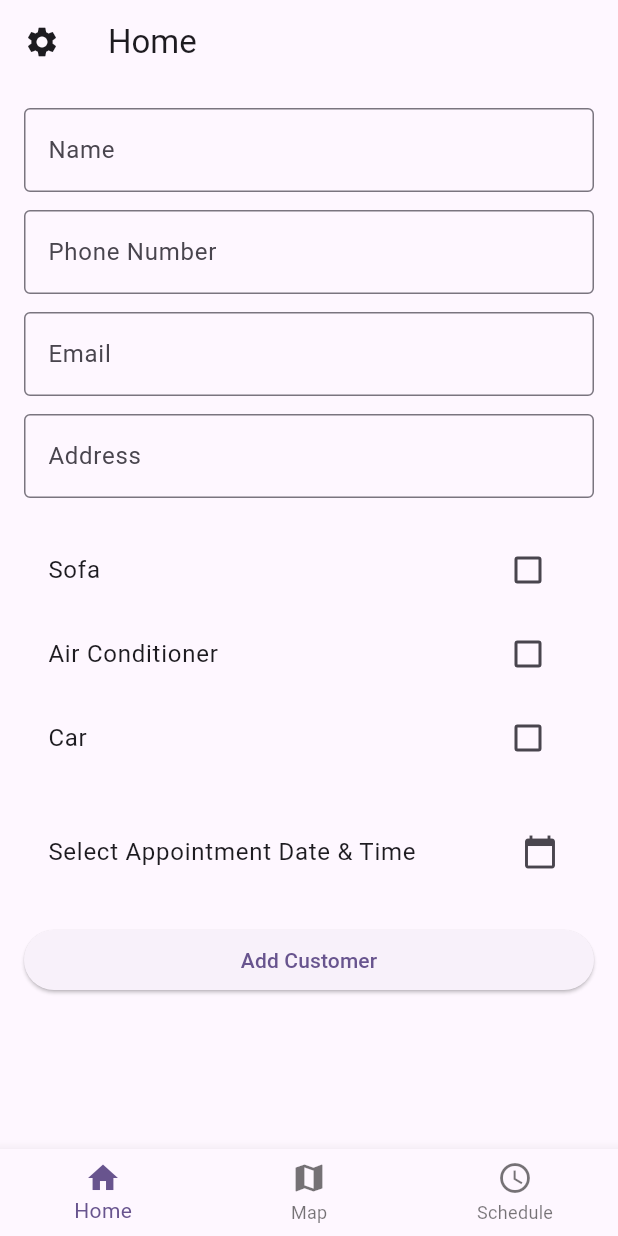
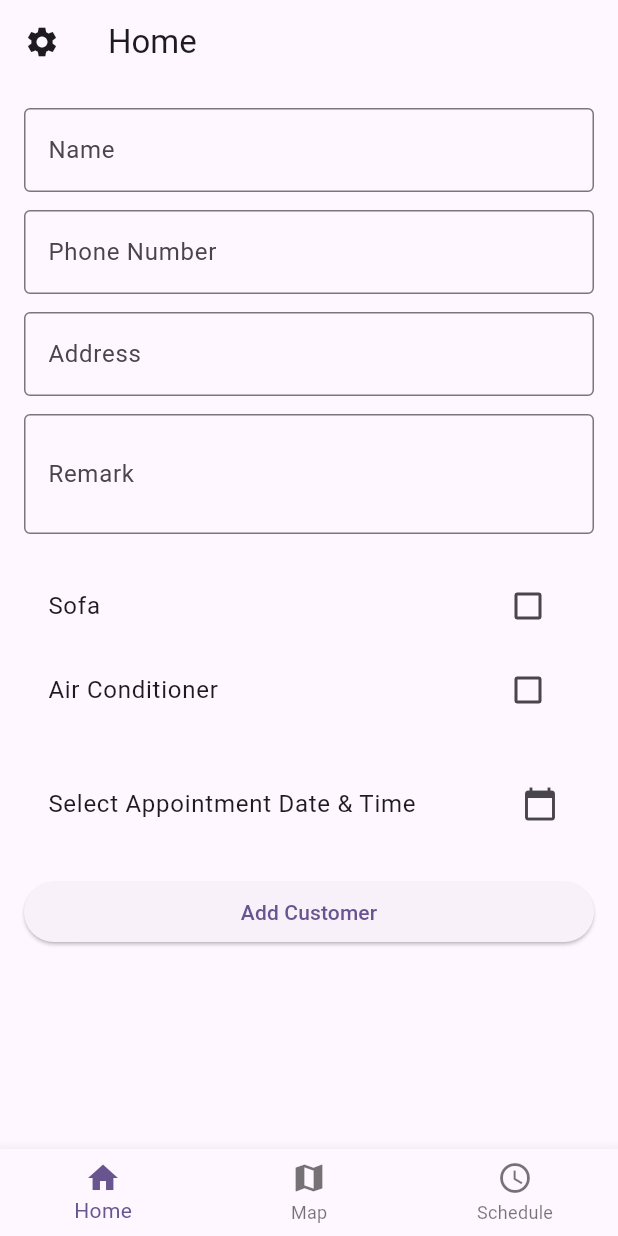
Before and after one commit to amit1339/noamapp, a Flutter app: the MyHomePage screen opened directly, on a phone screen of 412 x 824 dp. Run offline on Flutter 3.47's test engine with Material 3 defaults, Android fonts, the phone set to English and light mode, and no system bars; our stand-ins replace cloud_firestore, firebase_auth, firebase_core, google_maps_flutter, table_calendar; accounts and stored records are empty.

Commit message:
after remove car and email

```diff
--- a/lib/customer.dart
+++ b/lib/customer.dart
@@ -1,34 +1,31 @@
 class Customer {
   String name;
   String phone;
-  String email;
   String address;
   bool sofa;
   bool airConditioner;
-  bool car;
   DateTime? appointmentDate;
+  String? remark;
 
   Customer({
     required this.name,
     required this.phone,
-    required this.email,
     required this.address,
     required this.sofa,
     required this.airConditioner,
-    required this.car,
     this.appointmentDate,
+    this.remark
   });
 
   Map<String, dynamic> toJson() {
     return {
       'name': name,
       'phone': phone,
-      'email': email,
       'address': address,
       'sofa': sofa,
       'airConditioner': airConditioner,
-      'car': car,
       'appointmentDate': appointmentDate?.toIso8601String(),
+      'remark': remark,
     };
   }
 
@@ -36,14 +33,13 @@ class Customer {
     return Customer(
       name: json['name'] ?? '',
       phone: json['phone'] ?? '',
-      email: json['email'] ?? '',
       address: json['address'] ?? '',
       sofa: json['sofa'] ?? false,
       airConditioner: json['airConditioner'] ?? false,
-      car: json['car'] ?? false,
       appointmentDate: json['appointmentDate'] != null
           ? DateTime.tryParse(json['appointmentDate'])
           : null,
+      remark: json['remark'],
     );
   }
 }
--- a/lib/edit_customer_page.dart
+++ b/lib/edit_customer_page.dart
@@ -21,11 +21,10 @@ class EditCustomerPage extends StatefulWidget {
 class _EditCustomerPageState extends State<EditCustomerPage> {
   late TextEditingController _nameController;
   late TextEditingController _phoneController;
-  late TextEditingController _emailController;
   late TextEditingController _addressController;
+  late TextEditingController _remarkController; // <-- Add this line
   bool _sofa = false;
   bool _airConditioner = false;
-  bool _car = false;
   DateTime? _appointmentDate;
   final _formKey = GlobalKey<FormState>();
 
@@ -34,12 +33,20 @@ class _EditCustomerPageState extends State<EditCustomerPage> {
     super.initState();
     _nameController = TextEditingController(text: widget.customer.name);
     _phoneController = TextEditingController(text: widget.customer.phone);
-    _emailController = TextEditingController(text: widget.customer.email);
     _addressController = TextEditingController(text: widget.customer.address);
+    _remarkController = TextEditingController(text: widget.customer.remark ?? ''); // <-- Add this line
     _sofa = widget.customer.sofa;
     _airConditioner = widget.customer.airConditioner;
-    _car = widget.customer.car;
     _appointmentDate = widget.customer.appointmentDate;
+  }
+
+  @override
+  void dispose() {
+    _nameController.dispose();
+    _phoneController.dispose();
+    _addressController.dispose();
+    _remarkController.dispose(); // <-- Add this line
+    super.dispose();
   }
 
   @override
@@ -66,16 +73,15 @@ class _EditCustomerPageState extends State<EditCustomerPage> {
               ),
               const SizedBox(height: 12),
               TextFormField(
-                controller: _emailController,
-                decoration: const InputDecoration(labelText: 'Email', border: OutlineInputBorder()),
-                keyboardType: TextInputType.emailAddress,
-                validator: (value) => value == null || value.isEmpty ? 'Email is required' : null,
+                controller: _addressController,
+                decoration: const InputDecoration(labelText: 'Address', border: OutlineInputBorder()),
+                validator: (value) => value == null || value.isEmpty ? 'Address is required' : null,
               ),
               const SizedBox(height: 12),
               TextFormField(
-                controller: _addressController,
-                decoration: const InputDecoration(labelText: 'Address', border: OutlineInputBorder()),
-                validator: (value) => value == null || value.isEmpty ? 'Address is required' : null,
+                controller: _remarkController,
+                decoration: const InputDecoration(labelText: 'Remark', border: OutlineInputBorder()),
+                maxLines: 2,
               ),
               const SizedBox(height: 20),
               CheckboxListTile(
@@ -93,15 +99,6 @@ class _EditCustomerPageState extends State<EditCustomerPage> {
                 onChanged: (bool? value) {
                   setState(() {
                     _airConditioner = value ?? false;
-                  });
-                },
-              ),
-              CheckboxListTile(
-                title: const Text('Car'),
-                value: _car,
-                onChanged: (bool? value) {
-                  setState(() {
-                    _car = value ?? false;
                   });
                 },
               ),
@@ -153,12 +150,11 @@ class _EditCustomerPageState extends State<EditCustomerPage> {
                         .update({
                       'name': _nameController.text,
                       'phone': _phoneController.text,
-                      'email': _emailController.text,
                       'address': _addressController.text,
                       'sofa': _sofa,
                       'airConditioner': _airConditioner,
-                      'car': _car,
                       'appointmentDate': _appointmentDate?.toIso8601String(),
+                      'remark': _remarkController.text, // <-- Add this line
                     });
                     if (widget.onCustomerChanged != null) {
                       widget.onCustomerChanged!(); // Call the callback
--- a/lib/home_page.dart
+++ b/lib/home_page.dart
@@ -14,8 +14,8 @@ class HomePage extends StatefulWidget {
 class _HomePageState extends State<HomePage> {
   final TextEditingController _nameController = TextEditingController();
   final TextEditingController _phoneController = TextEditingController();
-  final TextEditingController _emailController = TextEditingController();
   final TextEditingController _addressController = TextEditingController();
+  final TextEditingController _remarkController = TextEditingController();
 
   final _formKey = GlobalKey<FormState>();
 
@@ -23,6 +23,15 @@ class _HomePageState extends State<HomePage> {
   bool _airConditioner = false;
   bool _car = false;
   DateTime? _appointmentDate;
+
+  @override
+  void dispose() {
+    _nameController.dispose();
+    _phoneController.dispose();
+    _addressController.dispose();
+    _remarkController.dispose();
+    super.dispose();
+  }
 
   @override
   Widget build(BuildContext context) {
@@ -54,17 +63,6 @@ class _HomePageState extends State<HomePage> {
             ),
             const SizedBox(height: 12),
             TextFormField(
-              controller: _emailController,
-              decoration: InputDecoration(
-                labelText: Translations.text('email'),
-                border: OutlineInputBorder(),
-              ),
-              keyboardType: TextInputType.emailAddress,
-              validator: (value) =>
-                  value == null || value.isEmpty ? 'Email is required' : null,
-            ),
-            const SizedBox(height: 12),
-            TextFormField(
               controller: _addressController,
               decoration: InputDecoration(
                 labelText: Translations.text('address'),
@@ -72,6 +70,15 @@ class _HomePageState extends State<HomePage> {
               ),
               validator: (value) =>
                   value == null || value.isEmpty ? 'Address is required' : null,
+            ),
+            const SizedBox(height: 12),
+            TextFormField(
+              controller: _remarkController,
+              decoration: InputDecoration(
+                labelText: Translations.text('remark'),
+                border: OutlineInputBorder(),
+              ),
+              maxLines: 2,
             ),
             const SizedBox(height: 20),
             CheckboxListTile(
@@ -89,15 +96,6 @@ class _HomePageState extends State<HomePage> {
               onChanged: (bool? value) {
                 setState(() {
                   _airConditioner = value ?? false;
-                });
-              },
-            ),
-            CheckboxListTile(
-              title: Text(Translations.text('car')),
-              value: _car,
-              onChanged: (bool? value) {
-                setState(() {
-                  _car = value ?? false;
                 });
               },
             ),
@@ -151,12 +149,11 @@ class _HomePageState extends State<HomePage> {
                   final customer = Customer(
                     name: _nameController.text,
                     phone: _phoneController.text,
-                    email: _emailController.text,
                     address: _addressController.text,
                     sofa: _sofa,
                     airConditioner: _airConditioner,
-                    car: _car,
                     appointmentDate: _appointmentDate,
+                    remark: _remarkController.text.isNotEmpty ? _remarkController.text : null,
                   );
                   await FirebaseFirestore.instance
                       .collection('customers')
@@ -168,8 +165,8 @@ class _HomePageState extends State<HomePage> {
 
                   _nameController.clear();
                   _phoneController.clear();
-                  _emailController.clear();
                   _addressController.clear();
+                  _remarkController.clear();
                   setState(() {
                     _sofa = false;
                     _airConditioner = false;
--- a/lib/schedule_page.dart
+++ b/lib/schedule_page.dart
@@ -64,7 +64,6 @@ class _SchedulePageState extends State<SchedulePage> {
           : '';
       final List<String> services = [];
       if (customer.sofa) services.add(Translations.text('sofa'));
-      if (customer.car) services.add(Translations.text('car'));
       if (customer.airConditioner) services.add(Translations.text('air_condi'));
       final message =
           '${Translations.text('reminder_message')} $date. ${Translations.text('services_included')}: ${services.join(', ')}.';
--- a/lib/translations.dart
+++ b/lib/translations.dart
@@ -11,11 +11,9 @@ class Translations {
       'name': 'Name',
       'add_customer': 'Add Customer',
       'phone': 'Phone Number',
-      'email': 'Email',
       'address': 'Address',
       'sofa': 'Sofa',
       'air_conditioner': 'Air Conditioner',
-      'car': 'Car',
       'edit': 'Edit',
       'delete': 'Delete',
       'close': 'Close',
@@ -31,6 +29,7 @@ class Translations {
       'date': 'Date',
       'services': 'Services',
       'Select_Appointment_Date&Time': 'Select Appointment Date & Time',
+      'remark': 'Remark',
     },
     'he': {
       'settings': 'הגדרות',
@@ -41,11 +40,9 @@ class Translations {
       'name': 'שם',
       'add_customer': 'הוסף לקוח',
       'phone': 'מספר טלפון',
-      'email': 'דוא"ל',
       'address': 'כתובת',
       'sofa': 'ספה',
       'air_conditioner': 'מזגן',
-      'car': 'רכב',
       'edit': 'ערוך',
       'delete': 'מחק',
       'close': 'סגור',
@@ -61,6 +58,7 @@ class Translations {
       'date': 'תאריך',
       'services': 'שירותים',
       'Select_Appointment_Date&Time': 'בחר תאריך ושעת פגישה',
+      'remark': 'הערות',
     },
   };
 
```
Also changed, not shown: lib/customer_dialog.dart (+5 -46 lines).
